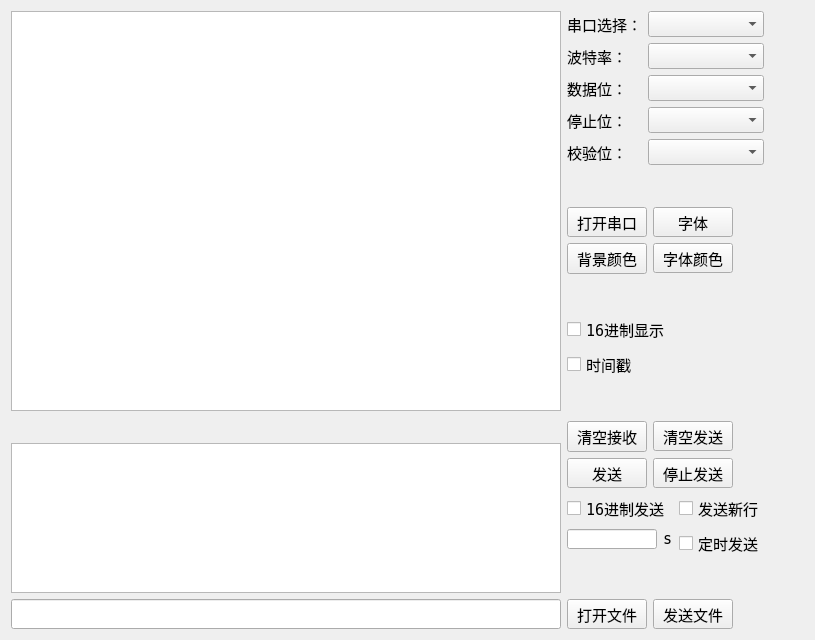
This is SerialPortDbg/mainwidget.ui in SandroDickens/SupperCOM as Qt 5 draws it before an edit. The edited form follows.
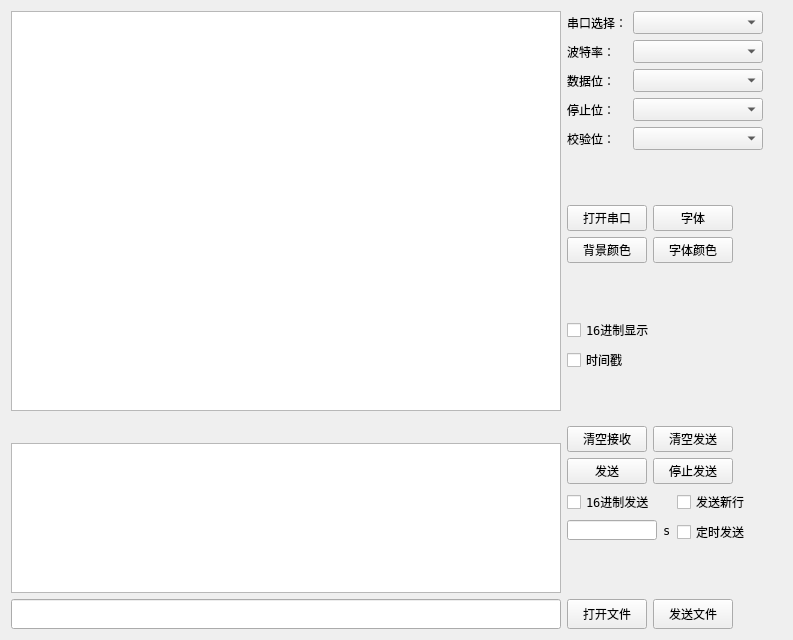
This is the edited form.

Commit message: font fmaily and size

```diff
--- a/SerialPortDbg/mainwidget.ui
+++ b/SerialPortDbg/mainwidget.ui
@@ -6,7 +6,7 @@
    <rect>
     <x>0</x>
     <y>0</y>
-    <width>815</width>
+    <width>793</width>
     <height>640</height>
    </rect>
   </property>
@@ -31,7 +31,7 @@
   <property name="font">
    <font>
     <family>DejaVu Sans Mono</family>
-    <pointsize>11</pointsize>
+    <pointsize>9</pointsize>
    </font>
   </property>
   <property name="contextMenuPolicy">
@@ -122,8 +122,8 @@
           <widget class="QLabel" name="label">
            <property name="font">
             <font>
-             <family>DejaVu Sans Mono</family>
-             <pointsize>11</pointsize>
+             <family>新宋体</family>
+             <pointsize>9</pointsize>
             </font>
            </property>
            <property name="text">
@@ -142,7 +142,7 @@
            <property name="font">
             <font>
              <family>DejaVu Sans Mono</family>
-             <pointsize>11</pointsize>
+             <pointsize>9</pointsize>
             </font>
            </property>
           </widget>
@@ -151,8 +151,8 @@
           <widget class="QLabel" name="label_2">
            <property name="font">
             <font>
-             <family>DejaVu Sans Mono</family>
-             <pointsize>11</pointsize>
+             <family>新宋体</family>
+             <pointsize>9</pointsize>
             </font>
            </property>
            <property name="text">
@@ -165,7 +165,7 @@
            <property name="font">
             <font>
              <family>DejaVu Sans Mono</family>
-             <pointsize>11</pointsize>
+             <pointsize>9</pointsize>
             </font>
            </property>
           </widget>
@@ -174,8 +174,8 @@
           <widget class="QLabel" name="label_3">
            <property name="font">
             <font>
-             <family>DejaVu Sans Mono</family>
-             <pointsize>11</pointsize>
+             <family>新宋体</family>
+             <pointsize>9</pointsize>
             </font>
            </property>
            <property name="text">
@@ -188,7 +188,7 @@
            <property name="font">
             <font>
              <family>DejaVu Sans Mono</family>
-             <pointsize>11</pointsize>
+             <pointsize>9</pointsize>
             </font>
            </property>
           </widget>
@@ -197,8 +197,8 @@
           <widget class="QLabel" name="label_4">
            <property name="font">
             <font>
-             <family>DejaVu Sans Mono</family>
-             <pointsize>11</pointsize>
+             <family>新宋体</family>
+             <pointsize>9</pointsize>
             </font>
            </property>
            <property name="text">
@@ -211,7 +211,7 @@
            <property name="font">
             <font>
              <family>DejaVu Sans Mono</family>
-             <pointsize>11</pointsize>
+             <pointsize>9</pointsize>
             </font>
            </property>
           </widget>
@@ -220,8 +220,8 @@
           <widget class="QLabel" name="label_5">
            <property name="font">
             <font>
-             <family>DejaVu Sans Mono</family>
-             <pointsize>11</pointsize>
+             <family>新宋体</family>
+             <pointsize>9</pointsize>
             </font>
            </property>
            <property name="text">
@@ -234,7 +234,7 @@
            <property name="font">
             <font>
              <family>DejaVu Sans Mono</family>
-             <pointsize>11</pointsize>
+             <pointsize>9</pointsize>
             </font>
            </property>
           </widget>
@@ -264,6 +264,12 @@
              <height>30</height>
             </size>
            </property>
+           <property name="font">
+            <font>
+             <family>新宋体</family>
+             <pointsize>9</pointsize>
+            </font>
+           </property>
            <property name="text">
             <string>打开串口</string>
            </property>
@@ -277,6 +283,11 @@
              <height>30</height>
             </size>
            </property>
+           <property name="font">
+            <font>
+             <pointsize>9</pointsize>
+            </font>
+           </property>
            <property name="text">
             <string>字体</string>
            </property>
@@ -284,6 +295,11 @@
          </item>
          <item row="1" column="0">
           <widget class="QPushButton" name="setBGColorBtn">
+           <property name="font">
+            <font>
+             <pointsize>9</pointsize>
+            </font>
+           </property>
            <property name="text">
             <string>背景颜色</string>
            </property>
@@ -323,8 +339,8 @@
           <widget class="QCheckBox" name="hexDisplay">
            <property name="font">
             <font>
-             <family>DejaVu Sans Mono</family>
-             <pointsize>11</pointsize>
+             <family>新宋体</family>
+             <pointsize>9</pointsize>
             </font>
            </property>
            <property name="text">
@@ -337,7 +353,7 @@
            <property name="font">
             <font>
              <family>DejaVu Sans Mono</family>
-             <pointsize>11</pointsize>
+             <pointsize>9</pointsize>
             </font>
            </property>
            <property name="text">
@@ -423,7 +439,7 @@
            <property name="font">
             <font>
              <family>DejaVu Sans Mono</family>
-             <pointsize>11</pointsize>
+             <pointsize>9</pointsize>
             </font>
            </property>
            <property name="text">
@@ -436,7 +452,7 @@
            <property name="font">
             <font>
              <family>DejaVu Sans Mono</family>
-             <pointsize>11</pointsize>
+             <pointsize>9</pointsize>
             </font>
            </property>
            <property name="text">
@@ -449,7 +465,7 @@
            <property name="font">
             <font>
              <family>DejaVu Sans Mono</family>
-             <pointsize>11</pointsize>
+             <pointsize>9</pointsize>
             </font>
            </property>
            <property name="text">
@@ -482,7 +498,7 @@
              <property name="font">
               <font>
                <family>DejaVu Sans Mono</family>
-               <pointsize>11</pointsize>
+               <pointsize>9</pointsize>
               </font>
              </property>
             </widget>
@@ -530,7 +546,7 @@
            <property name="font">
             <font>
              <family>DejaVu Sans Mono</family>
-             <pointsize>11</pointsize>
+             <pointsize>9</pointsize>
             </font>
            </property>
            <property name="text">
```
